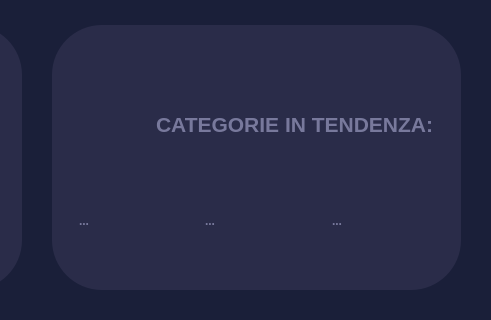
LeonUrsu/NegozioDellUsato-ExamIS, file NegozioDelUsatoPython/MVC/View/AdminButtonsViews/statisticheView2.ui: the form before one commit; both pictures show x 418 to 909 and y 301 to 621 of the 909 by 621 pixel window.
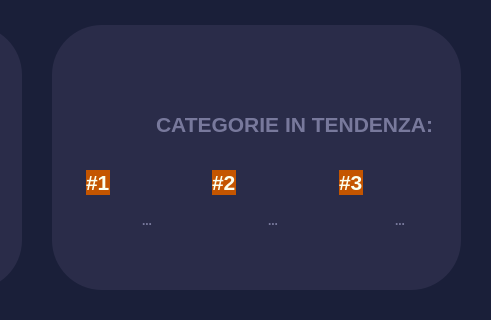
The form after the commit. Icons and pictures are not drawn.

Commit message: fix metodo caricaInfoAccount

```diff
--- a/NegozioDelUsatoPython/MVC/View/AdminButtonsViews/statisticheView2.ui
+++ b/NegozioDelUsatoPython/MVC/View/AdminButtonsViews/statisticheView2.ui
@@ -262,6 +262,16 @@
          <enum>QFrame::Raised</enum>
         </property>
         <layout class="QHBoxLayout" name="horizontalLayout">
+         <item alignment="Qt::AlignHCenter|Qt::AlignTop">
+          <widget class="QLabel" name="label_4">
+           <property name="styleSheet">
+            <string notr="true">background-color:#c45500</string>
+           </property>
+           <property name="text">
+            <string>&lt;html&gt;&lt;head/&gt;&lt;body&gt;&lt;p&gt;&lt;span style=&quot; font-size:16pt; color:#fbffef;&quot;&gt;#1&lt;/span&gt;&lt;/p&gt;&lt;/body&gt;&lt;/html&gt;</string>
+           </property>
+          </widget>
+         </item>
          <item>
           <widget class="QFrame" name="frame_7">
            <property name="frameShape">
@@ -281,6 +291,16 @@
            </layout>
           </widget>
          </item>
+         <item alignment="Qt::AlignHCenter|Qt::AlignTop">
+          <widget class="QLabel" name="label_6">
+           <property name="styleSheet">
+            <string notr="true">background-color:#c45500</string>
+           </property>
+           <property name="text">
+            <string>&lt;html&gt;&lt;head/&gt;&lt;body&gt;&lt;p&gt;&lt;span style=&quot; font-size:16pt; color:#fbffef;&quot;&gt;#2&lt;/span&gt;&lt;/p&gt;&lt;/body&gt;&lt;/html&gt;</string>
+           </property>
+          </widget>
+         </item>
          <item>
           <widget class="QFrame" name="frame_5">
            <property name="frameShape">
@@ -300,6 +320,16 @@
            </layout>
           </widget>
          </item>
+         <item alignment="Qt::AlignHCenter|Qt::AlignTop">
+          <widget class="QLabel" name="label_7">
+           <property name="styleSheet">
+            <string notr="true">background-color:#c45500</string>
+           </property>
+           <property name="text">
+            <string>&lt;html&gt;&lt;head/&gt;&lt;body&gt;&lt;p&gt;&lt;span style=&quot; font-size:16pt; color:#fbffef;&quot;&gt;#3&lt;/span&gt;&lt;/p&gt;&lt;/body&gt;&lt;/html&gt;</string>
+           </property>
+          </widget>
+         </item>
          <item>
           <widget class="QFrame" name="frame_6">
            <property name="frameShape">
```
